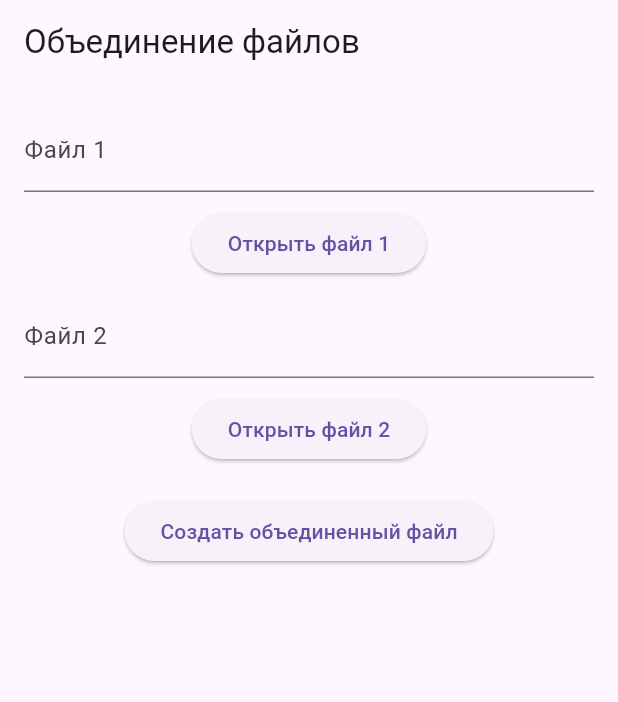
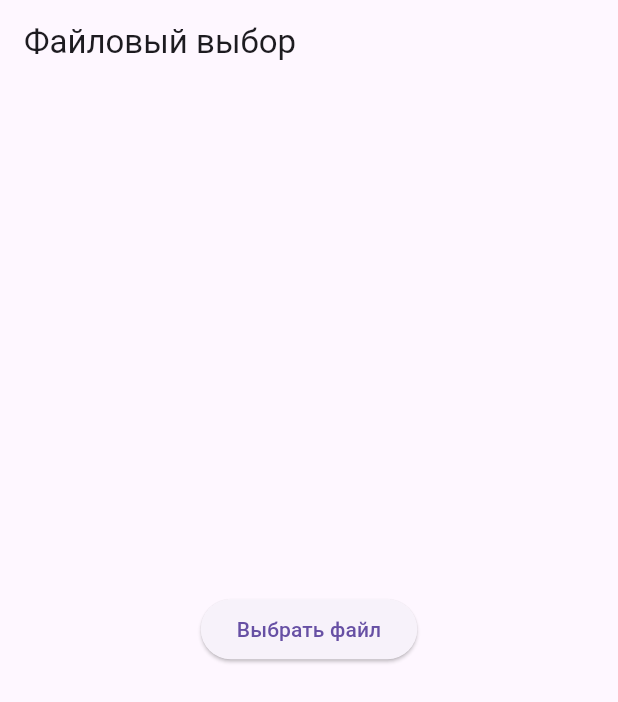
Before and after one commit to neo321654/word_forms, a Flutter app: the screen it shows after launch, on a phone screen of 412 x 824 dp. Shown: the top 702 px of the screen. Run offline on Flutter 3.47's test engine with Material 3 defaults, Android fonts, the phone set to English and light mode, and no system bars; our stand-ins replace file_picker.

```diff
--- a/lib/main.dart
+++ b/lib/main.dart
@@ -1,7 +1,6 @@
 import 'dart:io';
+import 'package:file_picker/file_picker.dart';
 import 'package:flutter/material.dart';
-import 'package:path_provider/path_provider.dart';
-import 'package:filesystem_picker/filesystem_picker.dart';
 
 void main() {
   runApp(MyApp());
@@ -11,97 +10,54 @@ class MyApp extends StatelessWidget {
   @override
   Widget build(BuildContext context) {
     return MaterialApp(
-      title: 'File Merger',
-      home: FileMergerScreen(),
+      home: MyHomePage(),
     );
   }
 }
 
-class FileMergerScreen extends StatelessWidget {
-  final TextEditingController _file1Controller = TextEditingController();
-  final TextEditingController _file2Controller = TextEditingController();
+class MyHomePage extends StatefulWidget {
+  @override
+  _MyHomePageState createState() => _MyHomePageState();
+}
 
-  Future<void> _openFile1() async {
-    // Логика для открытия первого файла (например, через диалог выбора файла)
-    String? path = await _selectFile();
-    if (path != null) {
-      _file1Controller.text = path;
+class _MyHomePageState extends State<MyHomePage> {
+  String _fileContent = '';
+
+  Future<void> _pickFile() async {
+    try {
+      String? path = await FilePicker.platform.pickFiles(
+        type: FileType.custom,
+        allowedExtensions: ['txt'],
+      ).then((result) => result?.files.first.path);
+
+      if (path != null) {
+        final file = File(path);
+        final content = await file.readAsString();
+        setState(() {
+          _fileContent = content;
+        });
+      }
+    } catch (e) {
+      print('Error picking file: $e');
     }
-  }
-
-  Future<void> _openFile2() async {
-    // Логика для открытия второго файла
-    String? path = await _selectFile();
-    if (path != null) {
-      _file2Controller.text = path;
-    }
-  }
-
-  Future<void> _createMergedFile() async {
-    String file1Path = _file1Controller.text;
-    String file2Path = _file2Controller.text;
-
-    if (file1Path.isEmpty || file2Path.isEmpty) {
-      print("Выберите оба файла перед объединением.");
-      return;
-    }
-
-    try {
-      String content1 = await File(file1Path).readAsString();
-      String content2 = await File(file2Path).readAsString();
-
-      String mergedContent = content1 + '\n' + content2;
-
-      Directory appDocDir = await getApplicationDocumentsDirectory();
-      String mergedFilePath = '${appDocDir.path}/merged_file.txt';
-      await File(mergedFilePath).writeAsString(mergedContent);
-
-      print('Файл успешно создан: $mergedFilePath');
-    } catch (e) {
-      print('Ошибка при создании файла: $e');
-    }
-  }
-
-  Future<String?> _selectFile() async {
-    // Здесь должна быть логика выбора файла (например, через диалоговое окно)
-    // Для упрощения примера вернем фиксированный путь
-    return '/path/to/your/file.txt'; // Замените на реальный путь к файлу
   }
 
   @override
   Widget build(BuildContext context) {
     return Scaffold(
-      appBar: AppBar(title: Text('Объединение файлов')),
-      body: Padding(
-        padding: const EdgeInsets.all(16.0),
+      appBar: AppBar(
+        title: Text('Файловый выбор'),
+      ),
+      body: Center(
         child: Column(
+          mainAxisAlignment: MainAxisAlignment.center,
           children: [
-            TextField(
-              controller: _file1Controller,
-              readOnly: true,
-              decoration: InputDecoration(labelText: 'Файл 1'),
-            ),
-            SizedBox(height: 10),
             ElevatedButton(
-              onPressed: _openFile1,
-              child: Text('Открыть файл 1'),
-            ),
-            SizedBox(height: 10),
-            TextField(
-              controller: _file2Controller,
-              readOnly: true,
-              decoration: InputDecoration(labelText: 'Файл 2'),
-            ),
-            SizedBox(height: 10),
-            ElevatedButton(
-              onPressed: _openFile2,
-              child: Text('Открыть файл 2'),
+              onPressed: _pickFile,
+              child: Text('Выбрать файл'),
             ),
             SizedBox(height: 20),
-            ElevatedButton(
-              onPressed: _createMergedFile,
-              child: Text('Создать объединенный файл'),
-            ),
+            Text(_fileContent),
           ],
         ),
       ),
--- a/pubspec.yaml
+++ b/pubspec.yaml
@@ -30,8 +30,7 @@ environment:
 dependencies:
   flutter:
     sdk: flutter
-  path_provider: ^2.0.11
-  filesystem_picker: ^4.0.0
+  file_picker: ^4.0.0
 
 
   # The following adds the Cupertino Icons font to your application.
```
Also changed, not shown: pubspec.lock, 3 other files.
